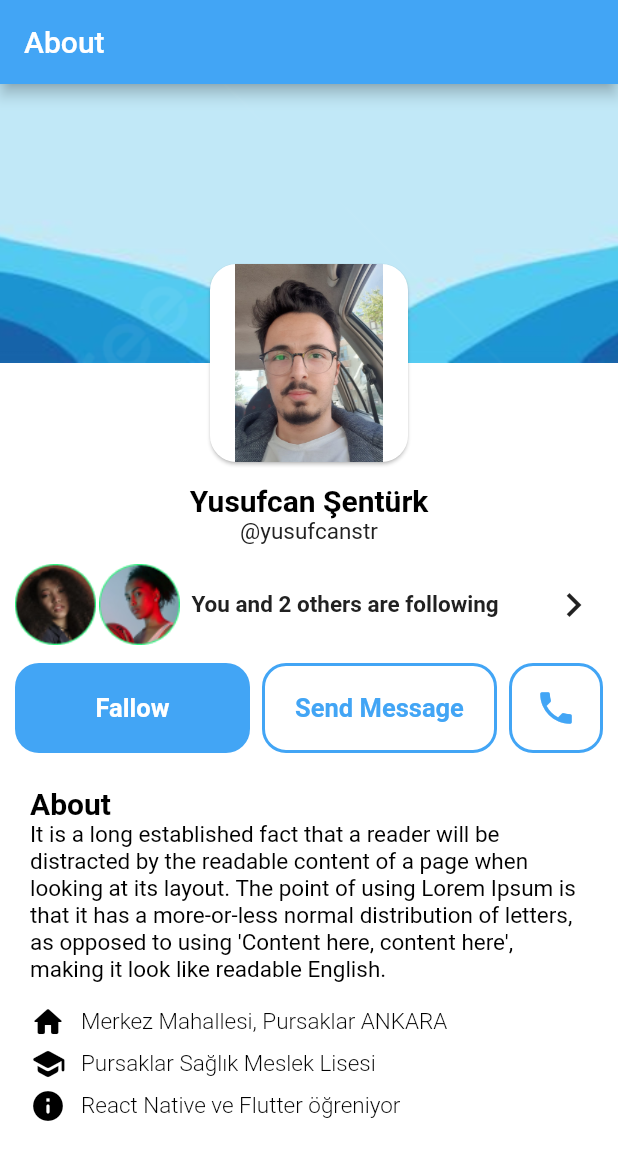
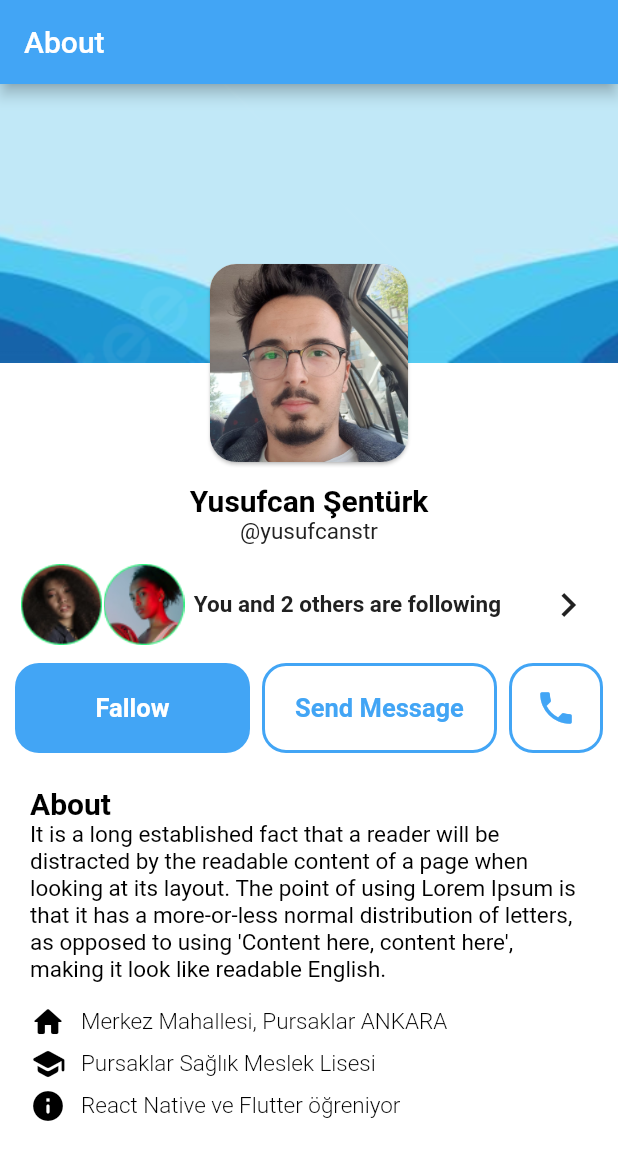
Before and after one commit to yusufcanstr/F1-FlutterProfileScreenDesigne, a Flutter app: the screen it shows after launch, on a phone screen of 412 x 824 dp. Shown: the top 1160 px of the screen. Run offline on Flutter 3.47's test engine with Material 2 defaults, Android fonts, the phone set to English and light mode, and no system bars.

Commit message:
commit 3

```diff
--- a/lib/utils/image_widget.dart
+++ b/lib/utils/image_widget.dart
@@ -8,7 +8,7 @@ class ImageWidget extends StatelessWidget {
   Widget build(BuildContext context) {
     return Image.asset(
       _newNamePath,
-      //fit: BoxFit.cover,
+      fit: BoxFit.cover,
     );
   }
 
--- a/lib/utils/utils.dart
+++ b/lib/utils/utils.dart
@@ -45,6 +45,9 @@ class ProjectStrings {
   final String lorem_ipsum =
       "It is a long established fact that a reader will be distracted by the readable content of a page when looking at its layout. The point of using Lorem Ipsum is that it has a more-or-less normal distribution of letters, as opposed to using 'Content here, content here', making it look like readable English. ";
   final String txt_about = "About";
+  final String txt_school_name = "Pursaklar Sağlık Meslek Lisesi";
+  final String txt_home_address = "Merkez Mahallesi, Pursaklar ANKARA";
+  final String txt_user_about = "React Native ve Flutter öğreniyor";
 
   final String txt_fallow = "Fallow";
   final String txt_send_message = "Send Message";
--- a/lib/widgets/FallowerWidget.dart
+++ b/lib/widgets/FallowerWidget.dart
@@ -9,7 +9,7 @@ class FollowerWidget extends StatelessWidget {
   @override
   Widget build(BuildContext context) {
     return Padding(
-      padding: const EdgeInsets.only(left: 10, right: 10, bottom: 10),
+      padding: const EdgeInsets.only(left: 14, right: 14, bottom: 10),
       child: Row(
         children: [
           Expanded(
@@ -17,7 +17,7 @@ class FollowerWidget extends StatelessWidget {
               child: Row(
                 children: [
                   ImageWidget(name: ImageItemsName().follower_image_1, type: ImageType().png),
-                  const SizedBox(width: 2),
+                  const SizedBox(width: 1),
                   ImageWidget(name: ImageItemsName().follower_image_2, type: ImageType().png),
                 ],
               )),
--- a/lib/widgets/InformationAboutTheProfile.dart
+++ b/lib/widgets/InformationAboutTheProfile.dart
@@ -25,23 +25,23 @@ class InformationAboutTheProfile extends StatelessWidget {
           const SizedBox(
             height: 10,
           ),
-          const IconAndTextWidget(
-            title: "Merkez Mahallesi, Pursaklar ANKARA",
-            icon: Icon(
+          IconAndTextWidget(
+            title: ProjectStrings().txt_home_address,
+            icon: const Icon(
               Icons.home_rounded,
               color: Colors.black,
             ),
           ),
-          const IconAndTextWidget(
-            title: "Pursaklar Sağlık Meslek Lisesi",
-            icon: Icon(
+          IconAndTextWidget(
+            title: ProjectStrings().txt_school_name,
+            icon: const Icon(
               Icons.school_rounded,
               color: Colors.black,
             ),
           ),
-          const IconAndTextWidget(
-            title: "React Native ve Flutter öğreniyor",
-            icon: Icon(
+          IconAndTextWidget(
+            title: ProjectStrings().txt_user_about,
+            icon: const Icon(
               Icons.info_rounded,
               color: Colors.black,
             ),
--- a/lib/widgets/ProfileAndBackgroundWidget.dart
+++ b/lib/widgets/ProfileAndBackgroundWidget.dart
@@ -11,10 +11,7 @@ class ProfileAndBackgroundWidget extends StatelessWidget {
   Widget build(BuildContext context) {
     return Stack(
       alignment: Alignment.center,
-      children: const [
-        _BackgroundWidget(),
-        _ProfileImageWidget()
-      ],
+      children: const [_BackgroundWidget(), _ProfileImageWidget()],
     );
   }
 }
@@ -33,11 +30,14 @@ class _ProfileImageWidget extends StatelessWidget {
       child: Card(
         color: Colors.white,
         shape: RoundedRectangleBorder(
-            borderRadius: BorderRadiusDirectional.all(
-                Radius.circular(ProjectDimensions().profile_widget_height / 8))),
-        child: ImageWidget(
-          name: ImageItemsName().profile_image,
-          type: ImageType().jpg,
+            borderRadius: BorderRadiusDirectional.all(Radius.circular(ProjectDimensions().profile_widget_height / 8))),
+        clipBehavior: Clip.antiAlias,
+        child: AspectRatio(
+          aspectRatio: 16 / 9,
+          child: ImageWidget(
+            name: ImageItemsName().profile_image,
+            type: ImageType().jpg,
+          ),
         ),
       ),
     );
```
